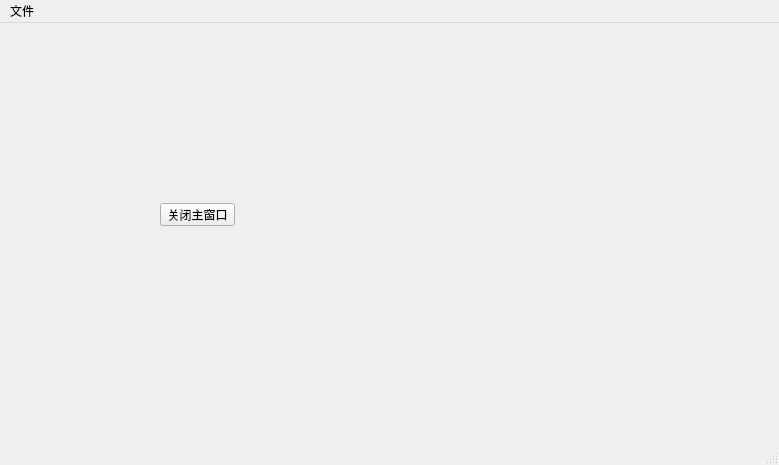
Old version of the form src/Proj_1/UI/MainWindow.ui in the repository HappyPK/QT_OSG_VIEWER.
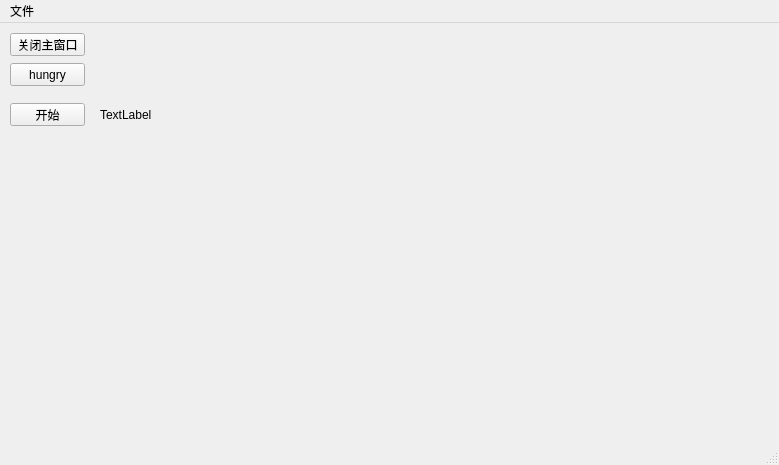
New version of the form.

Patch:
```diff
--- a/src/Proj_1/UI/MainWindow.ui
+++ b/src/Proj_1/UI/MainWindow.ui
@@ -17,8 +17,8 @@
    <widget class="QPushButton" name="closeMainWindow">
     <property name="geometry">
      <rect>
-      <x>160</x>
-      <y>180</y>
+      <x>10</x>
+      <y>10</y>
       <width>75</width>
       <height>23</height>
      </rect>
@@ -27,6 +27,45 @@
      <string>关闭主窗口</string>
     </property>
    </widget>
+   <widget class="QPushButton" name="hungryButton">
+    <property name="geometry">
+     <rect>
+      <x>10</x>
+      <y>40</y>
+      <width>75</width>
+      <height>23</height>
+     </rect>
+    </property>
+    <property name="text">
+     <string>hungry</string>
+    </property>
+   </widget>
+   <widget class="QPushButton" name="loopBtn">
+    <property name="geometry">
+     <rect>
+      <x>10</x>
+      <y>80</y>
+      <width>75</width>
+      <height>23</height>
+     </rect>
+    </property>
+    <property name="text">
+     <string>开始</string>
+    </property>
+   </widget>
+   <widget class="QLabel" name="curTime">
+    <property name="geometry">
+     <rect>
+      <x>100</x>
+      <y>82</y>
+      <width>91</width>
+      <height>20</height>
+     </rect>
+    </property>
+    <property name="text">
+     <string>TextLabel</string>
+    </property>
+   </widget>
   </widget>
   <widget class="QStatusBar" name="statusBar"/>
   <widget class="QMenuBar" name="menuBar">
```
